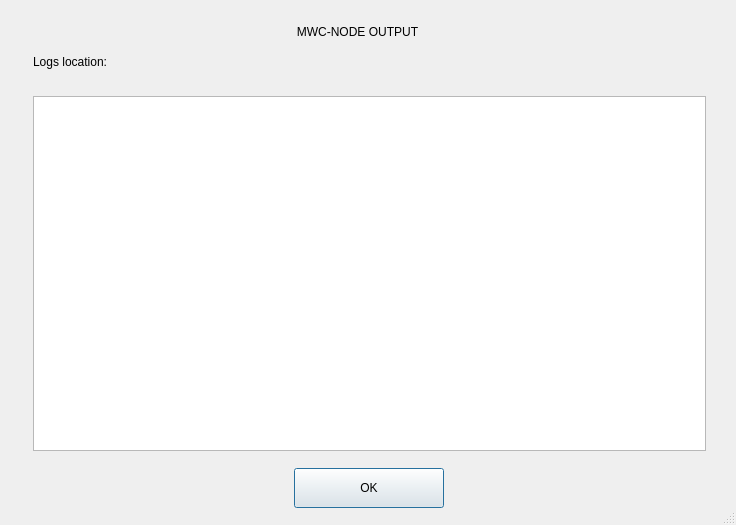
First picture: the form in dialogs/u_mwcnodelogs.ui, repository 0xkobe/mwc-wallet, before the edit.
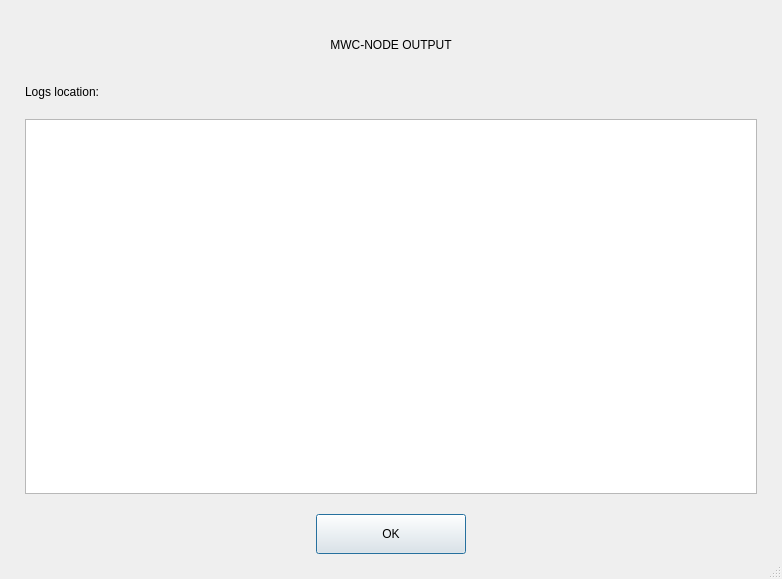
Second picture: the form after the edit. Custom widgets are drawn as their Qt base class.

```diff
--- a/dialogs/u_mwcnodelogs.ui
+++ b/dialogs/u_mwcnodelogs.ui
@@ -6,8 +6,8 @@
    <rect>
     <x>0</x>
     <y>0</y>
-    <width>736</width>
-    <height>525</height>
+    <width>782</width>
+    <height>579</height>
    </rect>
   </property>
   <property name="windowTitle">
@@ -19,15 +19,24 @@
   <property name="modal">
    <bool>true</bool>
   </property>
+  <layout class="QVBoxLayout" name="verticalLayout" stretch="0,0,1,0">
+   <property name="spacing">
+    <number>20</number>
+   </property>
+   <property name="leftMargin">
+    <number>25</number>
+   </property>
+   <property name="topMargin">
+    <number>25</number>
+   </property>
+   <property name="rightMargin">
+    <number>25</number>
+   </property>
+   <property name="bottomMargin">
+    <number>25</number>
+   </property>
+   <item>
   <widget class="control::MwcLabelLarge" name="titleLabel">
-   <property name="geometry">
-    <rect>
-     <x>87</x>
-     <y>12</y>
-     <width>541</width>
-     <height>40</height>
-    </rect>
-   </property>
    <property name="minimumSize">
     <size>
      <width>0</width>
@@ -41,42 +50,45 @@
     <set>Qt::AlignCenter</set>
    </property>
   </widget>
+   </item>
+   <item>
   <widget class="control::MwcLabelNormal" name="fullLogsLink">
-   <property name="geometry">
-    <rect>
-     <x>33</x>
-     <y>54</y>
-     <width>673</width>
-     <height>16</height>
-    </rect>
-   </property>
    <property name="text">
     <string>Logs location:</string>
    </property>
   </widget>
+   </item>
+   <item>
   <widget class="QPlainTextEdit" name="logsEdit">
-   <property name="geometry">
-    <rect>
-     <x>33</x>
-     <y>96</y>
-     <width>673</width>
-     <height>355</height>
-    </rect>
-   </property>
    <property name="readOnly">
     <bool>true</bool>
    </property>
   </widget>
+   </item>
+   <item>
+    <layout class="QHBoxLayout" name="horizontalLayout">
+     <item>
+      <spacer name="horizontalSpacer">
+       <property name="orientation">
+        <enum>Qt::Horizontal</enum>
+       </property>
+       <property name="sizeHint" stdset="0">
+        <size>
+         <width>40</width>
+         <height>20</height>
+        </size>
+       </property>
+      </spacer>
+     </item>
+     <item>
   <widget class="control::MwcPushButtonNormal" name="okButton">
-   <property name="geometry">
-    <rect>
-     <x>294</x>
-     <y>468</y>
+       <property name="minimumSize">
+        <size>
      <width>150</width>
      <height>40</height>
-    </rect>
-   </property>
-   <property name="minimumSize">
+        </size>
+       </property>
+       <property name="maximumSize">
     <size>
      <width>150</width>
      <height>40</height>
@@ -89,6 +101,23 @@
     <string>OK</string>
    </property>
   </widget>
+     </item>
+     <item>
+      <spacer name="horizontalSpacer_2">
+       <property name="orientation">
+        <enum>Qt::Horizontal</enum>
+       </property>
+       <property name="sizeHint" stdset="0">
+        <size>
+         <width>40</width>
+         <height>20</height>
+        </size>
+       </property>
+      </spacer>
+     </item>
+    </layout>
+   </item>
+  </layout>
  </widget>
  <customwidgets>
   <customwidget>
```
Left out of the diff: 4 changed lines with no effect on the pictures. Lines whose indentation alone changed are shown as unchanged.
